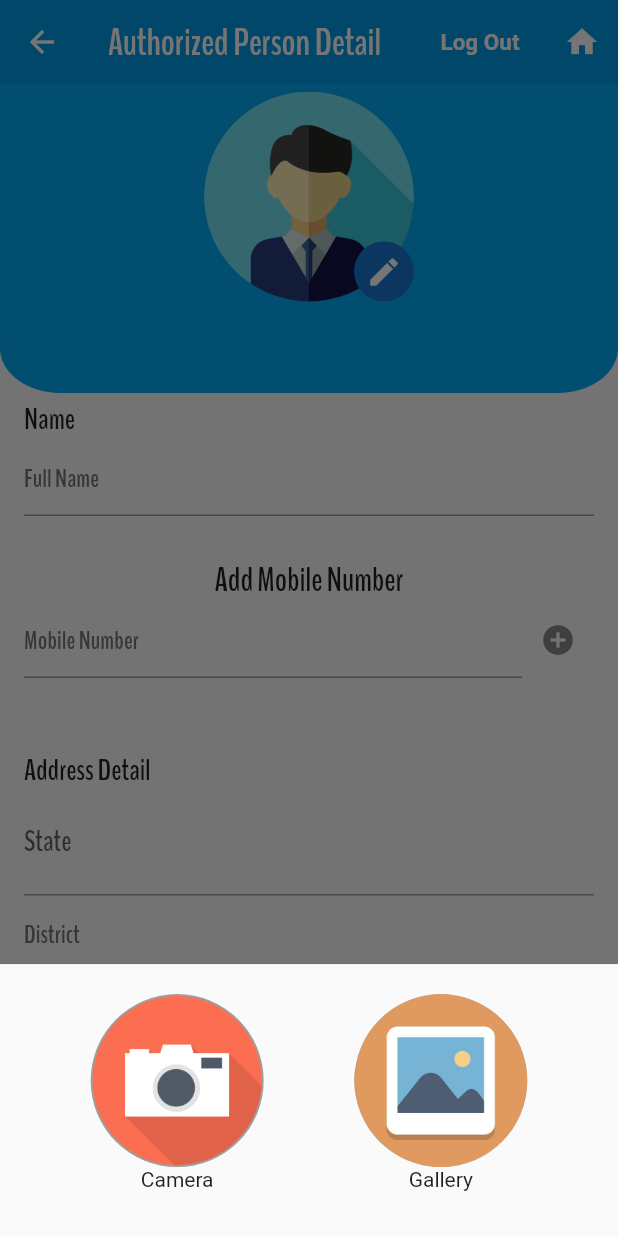
After one commit to JashanPuri/Monthly_Pay_User, a Flutter app: the authorizedPersonPage screen opened directly, after a tap on the "edit" icon, on a phone screen of 412 x 824 dp. The commit adds this screen. Run offline on Flutter 3.47's test engine with Material 2 defaults, Android fonts, the phone set to English and light mode, and no system bars; drawn by our look-alikes of flutter_typeahead; our stand-ins replace font_awesome_flutter, image_picker; missing offline and left inert: dropdownfield; accounts and stored records are empty.

Commit message:
Changes Added

```diff
--- a/lib/Search/search_page.dart
+++ b/lib/Search/search_page.dart
@@ -105,7 +105,8 @@ class _SearchPageState extends State<SearchPage>
   @override
   Widget build(BuildContext context) {
     var _appBar = AppBar(
-      elevation: 0,
+      backgroundColor: Colors.white,
+      elevation: 0.5,
       title: GestureDetector(
         onTap: () {
           showSearch(context: context, delegate: TransactionDelegate(transactionList: _transactionList));
@@ -116,11 +117,12 @@ class _SearchPageState extends State<SearchPage>
               Icon(
                 Icons.search,
                 size: 26,
+                color: Colors.grey,
               ),
               Expanded(
                 child: Padding(
                   padding: const EdgeInsets.symmetric(horizontal: 20),
-                  child: Text('Search'),
+                  child: Text('Search Here.. ',style: TextStyle(color: Colors.grey),),
                 ),
               ),
             ],
--- a/lib/Search/widgets/search_delegate.dart
+++ b/lib/Search/widgets/search_delegate.dart
@@ -58,22 +58,23 @@ class TransactionDelegate extends SearchDelegate<CustomerTransaction> {
     );
   }
 
-  @override
-  ThemeData appBarTheme(BuildContext context) {
-    // TODO: implement appBarTheme
-    assert(context != null);
-    final ThemeData theme = Theme.of(context);
-    assert(theme != null);
-    return ThemeData(
-      primaryColor: theme.primaryColor,
-      accentColor: theme.accentColor,
-      textTheme: TextTheme(
-        headline6: theme.textTheme.headline6.copyWith(color: Colors.white),
-      ),
-      appBarTheme: AppBarTheme(elevation: 0),
-      inputDecorationTheme: InputDecorationTheme(
-        hintStyle: theme.textTheme.headline6.copyWith(color: Colors.white),
-      ),
-    );
-  }
+  // @override
+  // ThemeData appBarTheme(BuildContext context) {
+  //   // TODO: implement appBarTheme
+  //   assert(context != null);
+  //   final ThemeData theme = Theme.of(context);
+  //   assert(theme != null);
+  //   return ThemeData(
+  //     primaryColor: theme.primaryColor,
+  //     accentColor: theme.accentColor,
+  //     textTheme: TextTheme(
+  //       headline6: theme.textTheme.headline6.copyWith(color: Colors.white),
+  //     ),
+  //     appBarTheme: AppBarTheme(elevation: 0),
+  //     inputDecorationTheme: InputDecorationTheme(
+  //       hintStyle: theme.textTheme.headline6.copyWith(color: Colors.white),
+  //     ),
+  //   );
+  // }
+
 }
--- /dev/null
+++ b/lib/profile/authorized_person_detail.dart
@@ -0,0 +1,449 @@
+import 'package:flutter/cupertino.dart';
+import 'package:flutter/material.dart';
+import 'dart:io';
+import 'package:image_picker/image_picker.dart';
+import 'package:flutter_typeahead/flutter_typeahead.dart';
+import 'package:monthly_pay_user/Dash_Board/dash_board.dart';
+
+class authorizedPersonPage extends StatefulWidget {
+  @override
+  _authorizedPersonState createState() => _authorizedPersonState();
+}
+
+class _authorizedPersonState extends State<authorizedPersonPage> {
+  String name;
+  File _image;
+  String MobNum;
+  final TextEditingController _typeAheadController = TextEditingController();
+  int _currentTab = 3;
+
+  Future getImage(int k) async{
+    if(k==0){
+      final image = await ImagePicker.pickImage(source: ImageSource.camera);
+      if (image!=null)
+      {
+        setState(() {
+          _image=image;
+        });
+      }
+    }
+    else{
+      final image = await ImagePicker.pickImage(source: ImageSource.gallery);
+      if (image!=null)
+      {
+        setState(() {
+          _image=image;
+        });
+      }
+    }
+  }
+
+  @override
+  Widget build(BuildContext context) {
+    final h= MediaQuery.of(context).size.height;
+    final w= MediaQuery.of(context).size.width;
+    return Scaffold(
+        appBar: AppBar(
+          elevation: 0,
+          title:
+          Text('Authorized Person Detail', style: Theme
+              .of(context)
+              .textTheme
+              .headline5),
+          backgroundColor: Theme
+              .of(context)
+              .primaryColor,
+          actions: [
+            FlatButton(
+              child: Text(
+                'Log Out',
+                style: TextStyle(
+                    fontSize: 15,
+                    fontWeight: FontWeight.bold,
+                    color: Colors.white),
+              ),
+              onPressed: () {},
+            ),
+            IconButton(
+              icon: Icon(Icons.home),
+              onPressed: (){
+                _Fade(context, DashBoard());
+              },
+            )
+          ],
+        ),
+        body: SingleChildScrollView(
+          child: Column(
+            children: [
+              Stack(alignment: Alignment.topCenter, children: [
+                Container(
+                  decoration: BoxDecoration(
+                      borderRadius: BorderRadius.only(
+                          bottomRight: Radius.elliptical(40, 30),
+                          bottomLeft: Radius.elliptical(40, 30)),
+                      color: Colors.lightBlue),
+                  width: MediaQuery
+                      .of(context)
+                      .size
+                      .width,
+                  height: MediaQuery
+                      .of(context)
+                      .size
+                      .height * 0.25,
+                ),
+                Column(
+                  mainAxisAlignment: MainAxisAlignment.center,
+                  children: [
+                    GestureDetector(
+                      onTap: (){
+                        _startAddNewTransaction(context);
+                      },
+                      child: Container(
+                        margin: const EdgeInsets.symmetric(vertical: 5),
+                          height: 140,
+                          width: 140,
+                          decoration: BoxDecoration(
+                              borderRadius: BorderRadius.circular(60)),
+                          child: _image != null
+                              ? new Container(
+                              width: 190.0,
+                              height: 190.0,
+                              decoration: new BoxDecoration(
+                                  shape: BoxShape.circle,
+                                  image: new DecorationImage(
+                                      fit: BoxFit.fill,
+                                      image: FileImage(_image))))
+                              : Stack(
+                            children: [
+                              Container(
+                                  width: h*0.24,
+                                  height: h*0.24,
+                                  decoration: new BoxDecoration(
+                                      shape: BoxShape.circle,
+                                      image: new DecorationImage(
+                                          fit: BoxFit.fill,
+                                          image: _image!=null ? FileImage(_image)
+                                              : AssetImage('assets/images/account_img.jpg')
+                                      )
+                                  )),
+                              Positioned(
+                                left: 100,
+                                top: 100,
+                                child: CircleAvatar(
+                                    child: IconButton(
+                                        onPressed: (){
+                                           _startAddNewTransaction(context);
+                                           },
+                                        icon: Icon(Icons.edit))),
+                              )
+                            ],
+                          )),
+                    ),
+                    name != null && name != ' '
+                        ? Row(
+                      mainAxisAlignment: MainAxisAlignment.center,
+                      children: [
+                        SizedBox(width: 20),
+                        Text(
+                          name,
+                          style: Theme
+                              .of(context)
+                              .textTheme
+                              .headline5,
+                        ),
+                      ],
+                    )
+                        : Text(
+                      '',
+                      style: Theme
+                          .of(context)
+                          .textTheme
+                          .headline5,
+                    )
+                  ],
+                ),
+              ]),
+              ListTile(
+                  title: Text(
+                    'Name',
+                    style: Theme
+                        .of(context)
+                        .textTheme
+                        .subtitle1,
+                  ),
+                  subtitle: TextField(
+                    decoration: InputDecoration(
+                        hintStyle: Theme
+                            .of(context)
+                            .textTheme
+                            .subtitle2,
+                        hintText: 'Full Name'),
+                    onSubmitted: (value) {
+                      setState(() {
+                        name = value;
+                      });
+                    },
+                  )),
+              SizedBox(height: 20),
+              ListTile(
+                subtitle: Column(
+                  children: [
+                    Text(
+                      'Add Mobile Number',
+                      style: Theme
+                          .of(context)
+                          .textTheme
+                          .subtitle1
+                          .copyWith(fontSize: 22),
+                    ),
+                    Row(
+                      children: <Widget>[
+                        Expanded(
+                          child: TextField(
+                            decoration: InputDecoration(
+                                hintStyle:
+                                Theme
+                                    .of(context)
+                                    .textTheme
+                                    .subtitle2,
+                                hintText: 'Mobile Number'),
+                            keyboardType: TextInputType.number,
+                            onChanged: (value) {
+                              setState(() {
+                                MobNum = value;
+                              });
+                            },
+                            onSubmitted: (value) {
+                              setState(() {
+                                name = value;
+                              });
+                            },
+                          ),
+                        ),
+                        IconButton(
+                          onPressed: (){},
+                          icon: Icon(Icons.add_circle),
+                        )
+                      ],
+                    )
+                  ],
+                ),
+              ),
+              SizedBox(height: 40),
+              ListTile(
+                title: Text(
+                  'Address Detail',
+                  style: Theme
+                      .of(context)
+                      .textTheme
+                      .subtitle1,
+                ),
+                subtitle: Column(
+                  mainAxisAlignment: MainAxisAlignment.spaceAround,
+                  children: [
+                    TypeAheadField(
+                      direction: AxisDirection.up,
+                        textFieldConfiguration: TextFieldConfiguration(
+                          decoration: InputDecoration(labelText: 'State'),
+                          controller: this._typeAheadController,
+                        ),
+                        suggestionsCallback: (pattern) async {
+                          return await StateService.getSuggestions(pattern);
+                        },
+                        transitionBuilder:
+                            (context, suggestionsBox, controller) {
+                          return suggestionsBox;
+                        },
+                        itemBuilder: (context, suggestion) {
+                          return ListTile(
+                            title: Text(suggestion),
+                          );
+                        },
+                        onSuggestionSelected: (suggestion) {
+                          this._typeAheadController.text = suggestion;
+                        }),
+                    tile(context, 'District'),
+                    tile(context, 'Tehsil'),
+                    tile(context, 'City'),
+                    tile(context, 'Pin'),
+                    tile(context, 'Landmark'),
+                    tile(context, 'Email'),
+                    SizedBox(height: h*0.02,)
+                  ],
+                ),
+              ),
+              FlatButton(
+                shape: RoundedRectangleBorder(borderRadius: BorderRadius.circular(20)),
+                color: Theme.of(context).primaryColor,
+                onPressed: (){},
+                child: Text(
+                  'Save Details',
+                  style: Theme.of(context).textTheme.headline5,
+                ),
+              ),
+              SizedBox(height: h*0.02,)
+            ],
+          ),
+        ),
+    );
+  }
+
+  void _startAddNewTransaction(BuildContext ctx){
+    double h = MediaQuery.of(ctx).size.height;
+    showModalBottomSheet(context: ctx, builder: (_){
+      return Container(
+        height: h*0.22,
+        padding: EdgeInsets.only(top: 20),
+        child: GestureDetector(
+          onTap: (){},
+          child:Row(
+            mainAxisAlignment: MainAxisAlignment.spaceEvenly,
+            children: [
+              Column(
+                children: [
+                  GestureDetector(
+                    onTap: (){
+                      getImage(0);
+                    },
+                    child: Container(
+                        height: h*0.14,
+                        width: h*0.14,
+                        decoration: BoxDecoration(
+                          borderRadius: BorderRadius.circular(h*0.07),
+                          color: Colors.grey,
+                        ),
+                        child: new Container(
+                            width: h*0.14,
+                            height: h*0.14,
+                            decoration: new BoxDecoration(
+                                shape: BoxShape.circle,
+                                image: new DecorationImage(
+                                    fit: BoxFit.fill,
+                                    image: AssetImage('assets/images/camera_icon.jpg')
+                                )
+                            ))
+                    ),
+                  ),
+                  Text('Camera')
+                ],
+              ),
+              Column(
+                children: [
+                  GestureDetector(
+                    onTap: (){
+                      getImage(1);
+                    },
+                    child: Container(
+                        height: h*0.14,
+                        width: h*0.14,
+                        decoration: BoxDecoration(
+                          borderRadius: BorderRadius.circular(h*0.07),
+                          color: Colors.grey,
+                        ),
+                        child: new Container(
+                            width: h*0.14,
+                            height: h*0.14,
+                            decoration: new BoxDecoration(
+                                shape: BoxShape.circle,
+                                image: new DecorationImage(
+                                    fit: BoxFit.fill,
+                                    image: AssetImage('assets/images/gallery_icon.jpg')
+                                )
+                            ))
+                    ),
+                  ),
+                  Text('Gallery')
+                ],
+              ),
+            ],
+          ),
+          behavior: HitTestBehavior.opaque,
+        ),
+      );
+    });
+  }
+
+  Widget tile(BuildContext context, String str) {
+    return TextField(
+      style: TextStyle(color: Colors.black),
+      decoration: InputDecoration(
+          hintText: str, hintStyle: Theme
+          .of(context)
+          .textTheme
+          .subtitle2),
+    );
+  }
+
+  void _Fade(BuildContext context, Widget widget) {
+    Navigator.of(context).push(PageRouteBuilder(
+        transitionDuration: Duration(milliseconds: 600),
+        pageBuilder: (context, animation, secondaryAnimation) {
+          return widget;
+        },
+        transitionsBuilder: (context, animation, secondaryAnimation, child) {
+          return FadeTransition(
+            opacity: animation,
+            child: child,
+          );
+        }));
+  }
+}
+
+class BackendService {
+  static Future<List> getSuggestions(String query) async {
+    await Future.delayed(Duration(seconds: 1));
+
+    return List.generate(3, (index) {
+      return {'name': query + index.toString()};
+    });
+  }
+}
+
+class StateService {
+  static final List<String> states = [
+    'ANDAMAN AND NICOBAR ISLANDS',
+    'ANDHRA PRADESH',
+    'ARUNACHAL PRADESH',
+    'ASSAM',
+    'BIHAR',
+    'CHATTISGARH',
+    'CHANDIGARH',
+    'DAMAN AND DIU',
+    'DELHI',
+    'DADRA AND NAGAR HAVELI',
+    'GOA',
+    'GUJARAT',
+    'HIMACHAL PRADESH',
+    'HARYANA',
+    'JAMMU AND KASHMIR',
+    'JHARKHAND',
+    'KERALA',
+    'KARNATAKA',
+    'LAKSHADWEEP',
+    'MEGHALAYA',
+    'MAHARASHTRA',
+    'MANIPUR',
+    'MADHYA PRADESH',
+    'MIZORAM',
+    'NAGALAND',
+    'ORISSA',
+    'PUNJAB',
+    'PONDICHERRY',
+    'RAJASTHAN',
+    'SIKKIM',
+    'TAMIL NADU',
+    'TRIPURA',
+    'UTTARAKHAND',
+    'UTTAR PRADESH',
+    'WEST BENGAL',
+    'TELANGANA'
+  ];
+
+
+  static List<String> getSuggestions(String query) {
+    List<String> matches = List();
+    matches.addAll(states);
+    matches.retainWhere((s) => s.toLowerCase().contains(query.toLowerCase()));
+    return matches;
+  }
+}
--- a/lib/profile/bank_detail.dart
+++ b/lib/profile/bank_detail.dart
@@ -1,6 +1,8 @@
 import 'package:flutter/material.dart';
 import 'package:flutter_typeahead/flutter_typeahead.dart';
 import 'package:monthly_pay_user/Dash_Board/dash_board.dart';
+
+import 'authorized_person_detail.dart';
 
 class bankDetail extends StatefulWidget {
   @override
@@ -126,7 +128,7 @@ class _bankDetailState extends State<bankDetail> {
               color: Colors.grey[100],
               child: GestureDetector(
                 onTap: () {
-                  //  _Fade(context, authorizedPersonPage());
+                   _Fade(context, authorizedPersonPage());
                 },
                 child: Row(
                   mainAxisAlignment: MainAxisAlignment.center,
```
